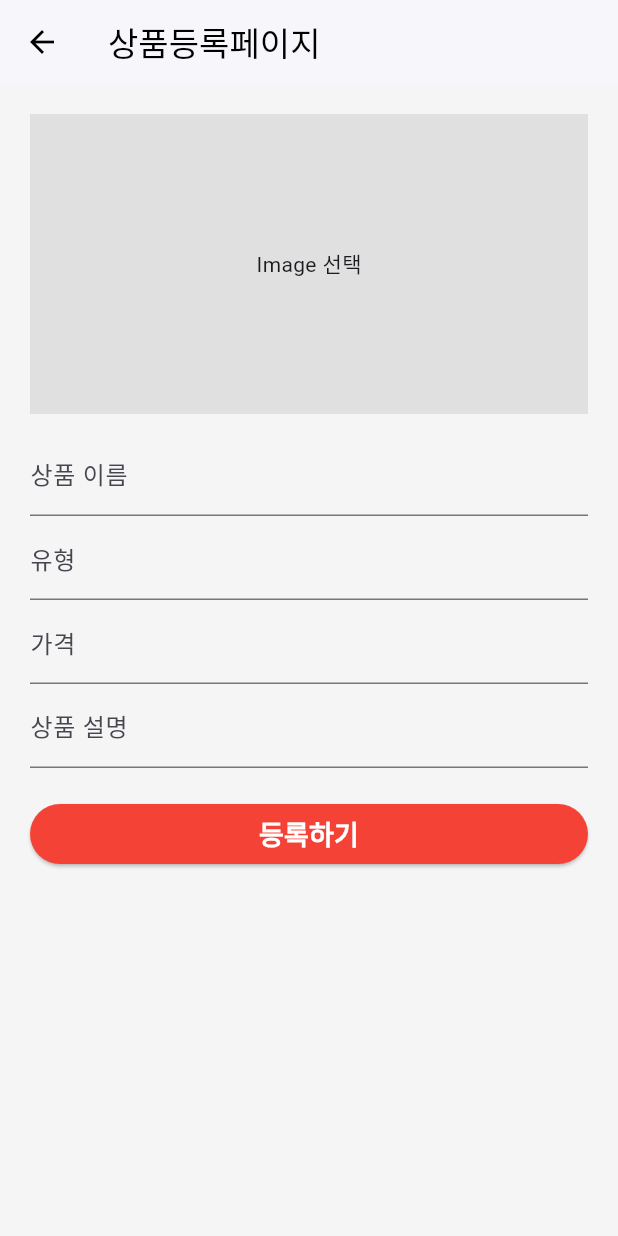
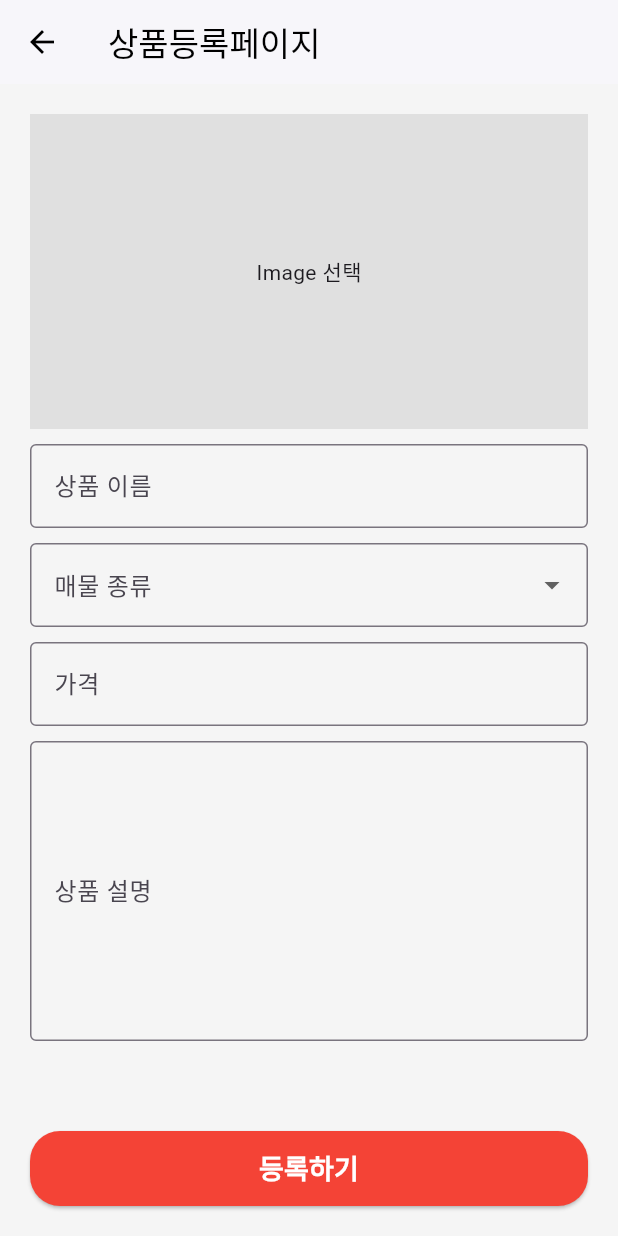
Before and after one commit to xhahwkd/flutter_realestate_shopping_app, a Flutter app: the ProductRegisterPage screen opened directly, on a phone screen of 412 x 824 dp. Run offline on Flutter 3.47's test engine with Material 3 defaults, Android fonts, the phone set to English and light mode, and no system bars; Roboto replaces fonts that are missing (Pretendard).

Commit message:
feat : dropdown 기능 추가

```diff
--- a/lib/pages/Product_register_page.dart
+++ b/lib/pages/Product_register_page.dart
@@ -78,14 +78,17 @@ class _ProductRegisterPageState extends State<ProductRegisterPage> {
           ),
           TextButton(
             onPressed: () {
-              Navigator.pop(context);
+              Navigator.pop(context); //첫 번째 팝업 닫기
               showDialog(
                 context: context,
                 builder: (context) => AlertDialog(
                   content: const Text('상품 등록 완료'),
                   actions: [
                     TextButton(
-                      onPressed: () => Navigator.pop(context, product),
+                      onPressed: () {
+                        Navigator.pop(context); //두 번째 팝업 닫기
+                        Navigator.pop(context, product); //매물목록페이지로 이동, 상품 전달
+                      },
                       child: const Text('확인'),
                     ),
                   ],
@@ -110,22 +113,46 @@ class _ProductRegisterPageState extends State<ProductRegisterPage> {
             GestureDetector(
               onTap: showImagePicker,
               child: Container(
-                height: 200,
+                height: 210,
                 color: Colors.grey[300],
                 child: Center(
                   child: Text(imageSelected ? 'Image 선택됨' : 'Image 선택'),
                 ),
               ),
             ),
-            const SizedBox(height: 12),
+            const SizedBox(height: 10),
             TextField(
               controller: nameController,
-              decoration: const InputDecoration(labelText: '상품 이름'),
+              decoration: const InputDecoration(
+                labelText: '상품 이름',
+                border: OutlineInputBorder(),
+                alignLabelWithHint: true,
               ),
-            TextField(
-              controller: typeController,
-              decoration: const InputDecoration(labelText: '유형'),
             ),
+            const SizedBox(height: 10),
+
+            //TextField > DropdownButtonFormField 교체
+            DropdownButtonFormField<String>(
+              value: typeController.text.isNotEmpty
+                  ? typeController.text
+                  : null,
+              decoration: const InputDecoration(
+                labelText: '매물 종류',
+                border: OutlineInputBorder(),
+                floatingLabelBehavior: FloatingLabelBehavior.never, //라벨 정중앙 고정
+              ),
+              items: ['아파트', '빌라', '오피스텔', '기타']
+                  .map(
+                    (type) => DropdownMenuItem(value: type, child: Text(type)),
+                  )
+                  .toList(),
+              onChanged: (value) {
+                setState(() {
+                  typeController.text = value!;
+                });
+              },
+            ),
+            const SizedBox(height: 10),
             TextField(
               controller: priceController,
               keyboardType: TextInputType.number,
@@ -140,15 +167,35 @@ class _ProductRegisterPageState extends State<ProductRegisterPage> {
                   );
                 }
               },
-              decoration: const InputDecoration(labelText: '가격'),
+              decoration: const InputDecoration(
+                labelText: '가격',
+                border: OutlineInputBorder(),
+                alignLabelWithHint: true,
               ),
-            TextField(
+            ),
+            const SizedBox(height: 10),
+            Container(
+              height: 200,
+              child: TextField(
                 controller: descController,
                 maxLines: null,
-              decoration: const InputDecoration(labelText: '상품 설명'),
+                expands: true, //텍스트 필드가 컨테이너를 꽉 채움
+                decoration: const InputDecoration(
+                  labelText: '상품 설명',
+                  border: OutlineInputBorder(),
+                  alignLabelWithHint: true,
                 ),
-            const SizedBox(height: 20),
-            ElevatedButton(
+              ),
+            ),
+          ],
+        ),
+      ),
+      //등록하기 버튼 bottomNavigationBar에 고정
+      bottomNavigationBar: Padding(
+        padding: const EdgeInsets.all(20),
+        child: SizedBox(
+          height: 50, //등록하기 버튼 높이
+          child: ElevatedButton(
             onPressed: trySubmit,
             style: ElevatedButton.styleFrom(
               backgroundColor: Colors.red,
@@ -165,7 +212,6 @@ class _ProductRegisterPageState extends State<ProductRegisterPage> {
               ),
             ),
           ),
-          ],
         ),
       ),
     );
```
Lines whose indentation alone changed are shown as unchanged.
